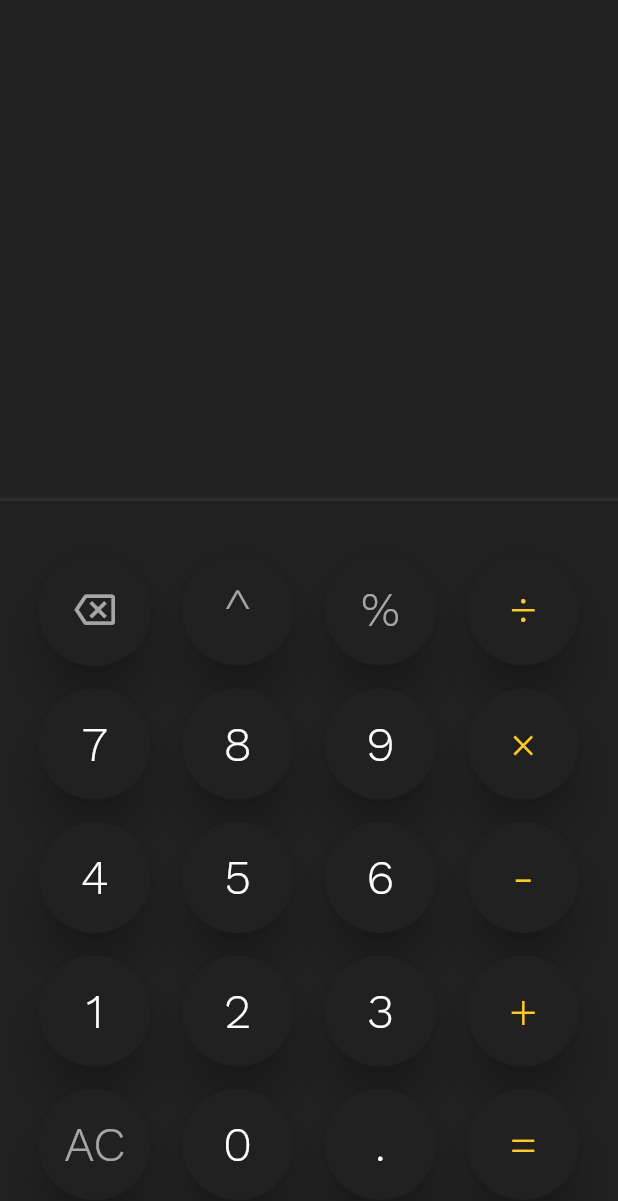
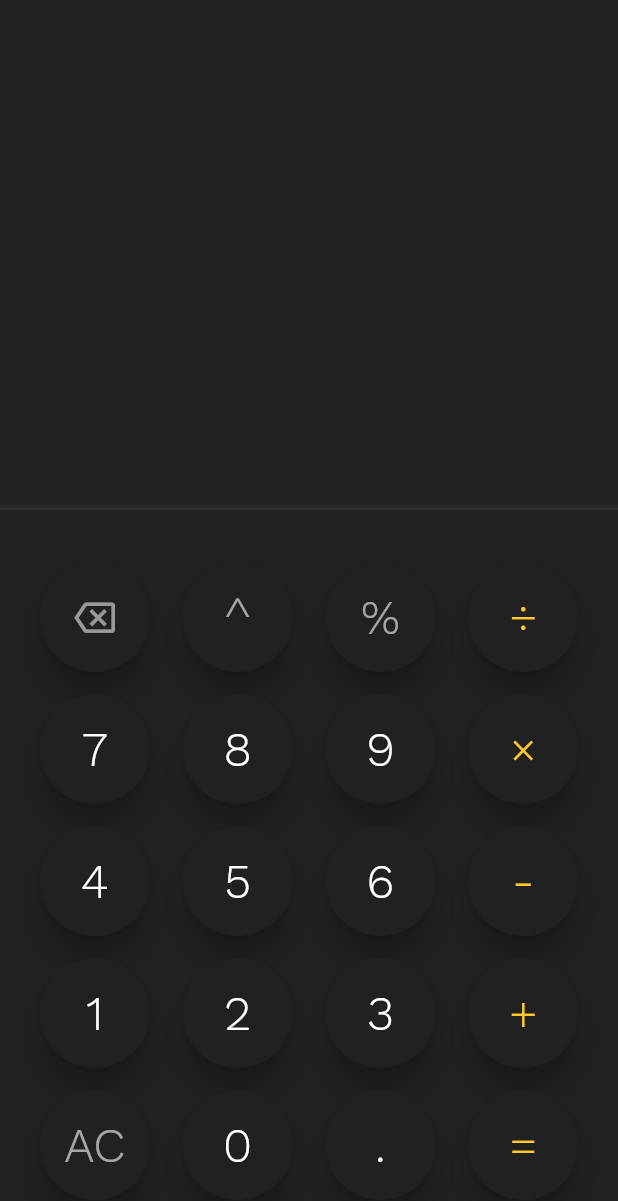
Before and after one commit to hannaaah/Calculator-_app, a Flutter app: the screen it shows after launch, on a phone screen of 412 x 824 dp. Shown: the top 1201 px of the screen. Run offline on Flutter 3.47's test engine with Material 2 defaults, Android fonts, the phone set to English and light mode, and no system bars.

Commit message:
A few modifications to UI

```diff
--- a/lib/myapp.dart
+++ b/lib/myapp.dart
@@ -1,4 +1,5 @@
 import 'dart:math';
+import 'dart:ui';
 
 import 'package:flutter/material.dart';
 
@@ -20,15 +21,19 @@ class _MyAppState extends State<MyApp> {
   bool equalpressed = false;
 
   String resCal(double a, double b, String op) {
+    String res;
     if (op == '+')
-      return (a + b).toString();
+      res = (a + b).toString();
     else if (op == '-')
-      return (a - b).toString();
+      res = (a - b).toString();
     else if (op == '×')
-      return (a * b).toString();
+      res = (a * b).toString();
     else if (op == '÷')
-      return (a / b).toString();
-    else if (op == '^') return pow(a, b).toString();
+      res = (a / b).toString();
+    else if (op == '^') res = pow(a, b).toString();
+    if (res.length - res.indexOf('.') > 3)
+      res = double.parse(res).toStringAsFixed(4);
+    return res;
   }
 
   void buttonAction(String text) {
@@ -49,7 +54,6 @@ class _MyAppState extends State<MyApp> {
         text == '÷' ||
         text == '^') {
       if (op != "" && a != null) {
-        res = resCal(a, b, op);
         a = double.parse(res);
       }
       op = text;
@@ -77,10 +81,9 @@ class _MyAppState extends State<MyApp> {
       else {
         B += text;
         b = double.parse(B);
+        res = resCal(a, b, op);
       }
     }
-    if (res.length - res.indexOf('.') > 3)
-      res = double.parse(res).toStringAsFixed(4);
   }
 
   Widget button(String text, Color buttoncolor) {
@@ -97,8 +100,8 @@ class _MyAppState extends State<MyApp> {
       shape: CircleBorder(),
       color: Colors.grey[900],
       splashColor: Colors.black26,
-      padding: EdgeInsets.all(18),
-      elevation: 12,
+      padding: EdgeInsets.all(17.5),
+      elevation: 8,
     );
   }
 
@@ -115,7 +118,7 @@ class _MyAppState extends State<MyApp> {
           mainAxisAlignment: MainAxisAlignment.end,
           children: [
             Padding(
-              padding: EdgeInsets.only(right: 10),
+              padding: EdgeInsets.only(right: 10, left: 8),
               child: Container(
                 height: 235,
                 child: SingleChildScrollView(
@@ -151,9 +154,9 @@ class _MyAppState extends State<MyApp> {
                 decoration: BoxDecoration(
                   boxShadow: [
                     BoxShadow(
-                        spreadRadius: 2.1,
+                        spreadRadius: 2.7,
                         color: Colors.grey[850],
-                        blurRadius: 1.0)
+                        blurRadius: 1.3)
                   ],
                   color: Colors.grey[900],
                 ),
@@ -174,20 +177,21 @@ class _MyAppState extends State<MyApp> {
                               else {
                                 B = B.substring(0, B.length - 1);
                                 b = double.parse(B);
+                                res = resCal(a, b, op);
                               }
                             }
                             setState(() {});
                           },
                           child: Icon(
                             Icons.backspace_outlined,
-                            color: Colors.white60,
+                            color: Colors.white54,
                             size: 27,
                           ),
                           shape: CircleBorder(),
                           color: Colors.grey[900],
                           splashColor: Colors.black26,
-                          padding: EdgeInsets.all(24),
-                          elevation: 12,
+                          padding: EdgeInsets.all(23),
+                          elevation: 8,
                         ),
                         button("^", Colors.white60),
                         button("%", Colors.white60),
```
